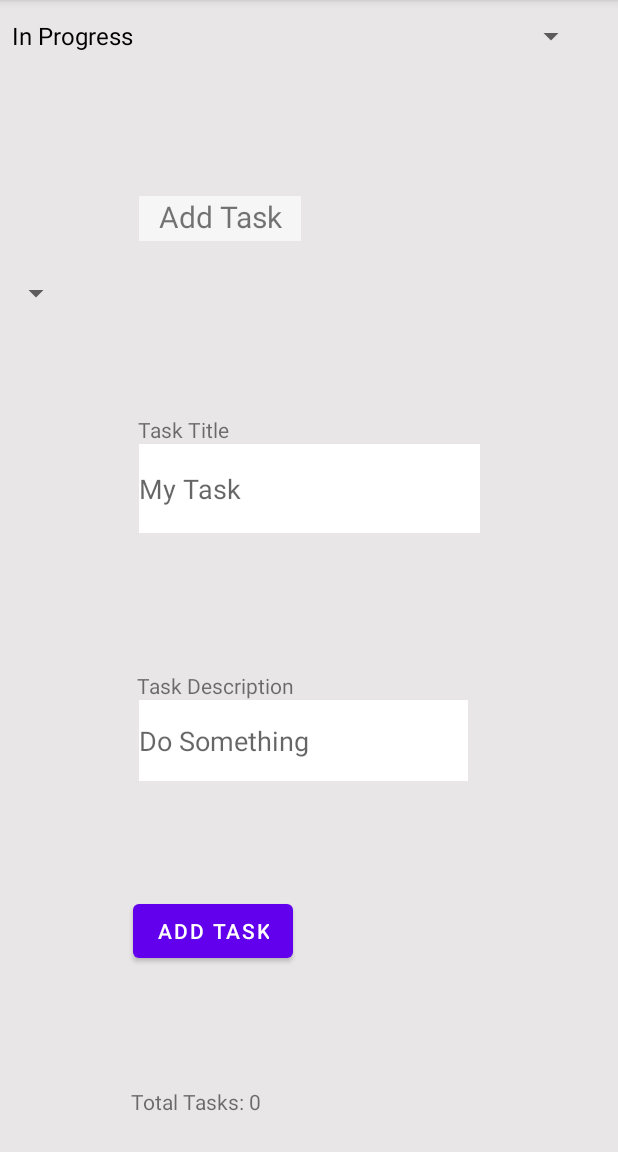
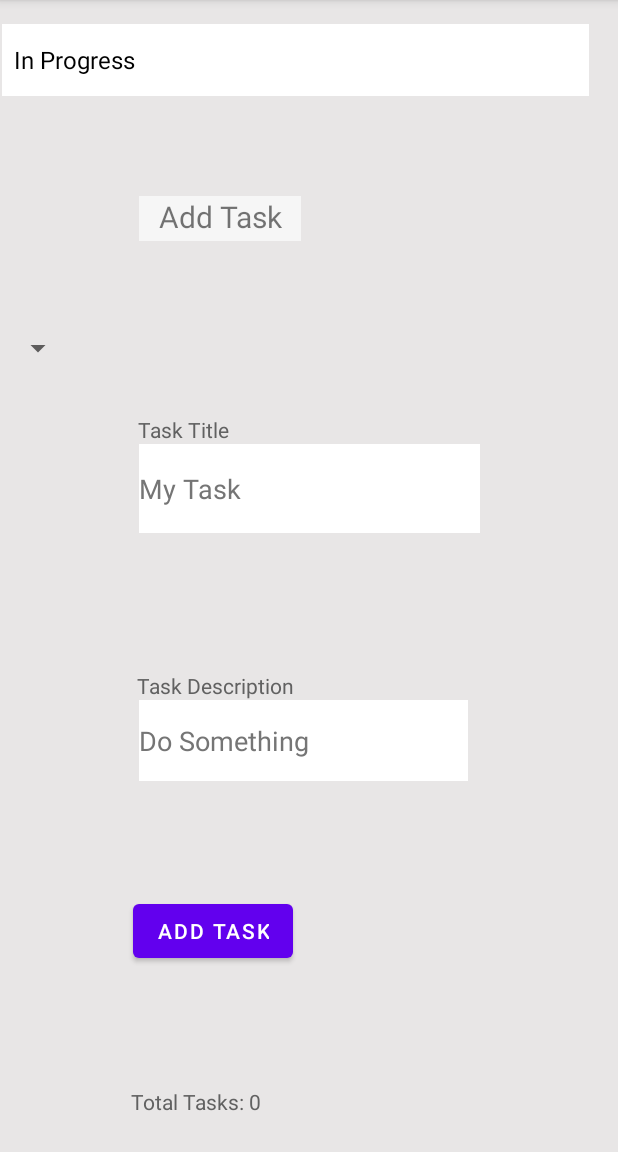
Before and after one commit to zaratr/Android_Development, an Android app: the AddTaskActivity screen opened directly, with no data from a screen before it, on a phone screen of 412 x 824 dp, the part 84-1236 px from its top. Run offline under Robolectric (Android 15) with nearby library versions, the phone set to English and light mode, and no system bars; libraries missing offline, so code that uses them is left out: com.amplifyframework, com.amplifyframework.api, com.amplifyframework.core, com.amplifyframework.datastore; 1 statement that could not run was skipped.

Commit message:
finished code

```diff
--- a/taskmaster/app/src/main/AndroidManifest.xml
+++ b/taskmaster/app/src/main/AndroidManifest.xml
@@ -4,6 +4,7 @@
     package="com.android.internal.taskmaster">
 
     <application
+        android:name=".TaskMasterAmplifyApplication"
         android:allowBackup="true"
         android:dataExtractionRules="@xml/data_extraction_rules"
         android:fullBackupContent="@xml/backup_rules"
--- a/taskmaster/app/src/main/java/com/android/internal/taskmaster/activity/AddTaskActivity.java
+++ b/taskmaster/app/src/main/java/com/android/internal/taskmaster/activity/AddTaskActivity.java
@@ -42,6 +42,7 @@ public class AddTaskActivity extends AppCompatActivity {
         setContentView(R.layout.activity_add_task);
 
 
+        //Amplify.API.query(Team.class, )
 
         setUpSpinner();
         setUpTotalTask();
--- a/taskmaster/app/src/main/res/layout/activity_add_task.xml
+++ b/taskmaster/app/src/main/res/layout/activity_add_task.xml
@@ -16,7 +16,7 @@
         android:layout_marginEnd="211dp"
         android:layout_marginBottom="98dp"
         android:background="#F6F6F6"
-        android:text="Add Task"
+        android:text="@string/stringTaskTitle"
         android:textAlignment="center"
         android:textSize="20sp"
         app:layout_constraintBottom_toTopOf="@+id/stringTaskTitle"
@@ -33,11 +33,13 @@
         android:layout_marginBottom="92dp"
         android:background="@android:color/background_light"
         android:ems="10"
-        android:hint="My Task"
+        android:hint="@string/my_task"
         android:inputType="textPersonName"
+        android:textColorHint="#757575"
         app:layout_constraintBottom_toTopOf="@+id/stringTaskDescription"
         app:layout_constraintEnd_toEndOf="parent"
-        app:layout_constraintStart_toStartOf="parent" />
+        app:layout_constraintStart_toStartOf="parent"
+        android:autofillHints="" />
 
     <TextView
         android:id="@+id/stringTaskTitle"
@@ -45,7 +47,8 @@
         android:layout_height="wrap_content"
         android:layout_marginStart="91dp"
         android:layout_marginEnd="259dp"
-        android:text="Task Title"
+        android:text="@string/edit_task_title"
+        android:textColor="#616161"
         app:layout_constraintBottom_toTopOf="@+id/editTaskTitle"
         app:layout_constraintEnd_toEndOf="parent"
         app:layout_constraintStart_toStartOf="parent" />
@@ -59,11 +62,13 @@
         android:layout_marginBottom="76dp"
         android:background="@color/white"
         android:ems="10"
-        android:hint="Do Something"
+        android:hint="@string/do_something"
         android:inputType="textPersonName"
+        android:textColorHint="#757575"
         app:layout_constraintBottom_toTopOf="@+id/buttonAddTask"
         app:layout_constraintEnd_toEndOf="parent"
-        app:layout_constraintStart_toStartOf="parent" />
+        app:layout_constraintStart_toStartOf="parent"
+        android:autofillHints="" />
 
     <TextView
         android:id="@+id/stringTaskDescription"
@@ -71,7 +76,8 @@
         android:layout_height="wrap_content"
         android:layout_marginStart="91dp"
         android:layout_marginEnd="216dp"
-        android:text="Task Description"
+        android:text="@string/edit_text_string_task_description"
+        android:textColor="#616161"
         app:layout_constraintBottom_toTopOf="@+id/editTextDescription"
         app:layout_constraintEnd_toEndOf="parent"
         app:layout_constraintStart_toStartOf="parent" />
@@ -83,7 +89,8 @@
         android:layout_marginStart="92dp"
         android:layout_marginEnd="243dp"
         android:layout_marginBottom="24dp"
-        android:text="Total task: 0"
+        android:text="@string/total_task"
+        android:textColor="#616161"
         app:layout_constraintBottom_toBottomOf="parent"
         app:layout_constraintEnd_toEndOf="parent"
         app:layout_constraintStart_toStartOf="parent" />
@@ -95,7 +102,7 @@
         android:layout_marginStart="87dp"
         android:layout_marginEnd="216dp"
         android:layout_marginBottom="80dp"
-        android:text="Add Task"
+        android:text="@string/name_add_task_button"
         app:layout_constraintBottom_toTopOf="@+id/stringTotalTask"
         app:layout_constraintEnd_toEndOf="parent"
         app:layout_constraintStart_toStartOf="parent" />
@@ -105,13 +112,22 @@
         android:id="@+id/spinnerTaskCategoryInput"
         android:layout_width="391dp"
         android:layout_height="wrap_content"
-        />
+        android:layout_marginStart="1dp"
+        android:layout_marginTop="16dp"
+        android:background="@color/white"
+        app:layout_constraintStart_toStartOf="parent"
+        app:layout_constraintTop_toTopOf="parent" />
 
     <Spinner
         android:id="@+id/taskTeamSpinner"
+        android:layout_width="wrap_content"
         android:layout_height="391dp"
-        android:layout_width="wrap_content"
-        />
+        android:layout_marginStart="1dp"
+        android:layout_marginBottom="340dp"
+
+        android:contentDescription="@string/stufflist"
+        app:layout_constraintBottom_toBottomOf="parent"
+        app:layout_constraintStart_toStartOf="parent" />
 
 
 </androidx.constraintlayout.widget.ConstraintLayout>
--- a/taskmaster/app/src/main/res/values/strings.xml
+++ b/taskmaster/app/src/main/res/values/strings.xml
@@ -23,4 +23,12 @@
     <string name="textUsernameViewChange">"Username: %1$s</string>
     <!-- TODO: Remove or change this placeholder text -->
     <string name="hello_blank_fragment">Hello blank fragment</string>
+    <string name="stringTaskTitle">Add Task</string>
+    <string name="my_task">My Task</string>
+    <string name="edit_task_title">Task Title</string>
+    <string name="do_something">Do Something</string>
+    <string name="total_task">Total task: 0</string>
+    <string name="name_add_task_button">Add Task</string>
+    <string name="edit_text_string_task_description">Task Description</string>
+    <string name="stufflist">stufflist</string>
 </resources>
```
Also changed, not shown: taskmaster/app/src/main/java/com/android/internal/taskmaster/activity/MainActivity.java (+14 -0 lines).
